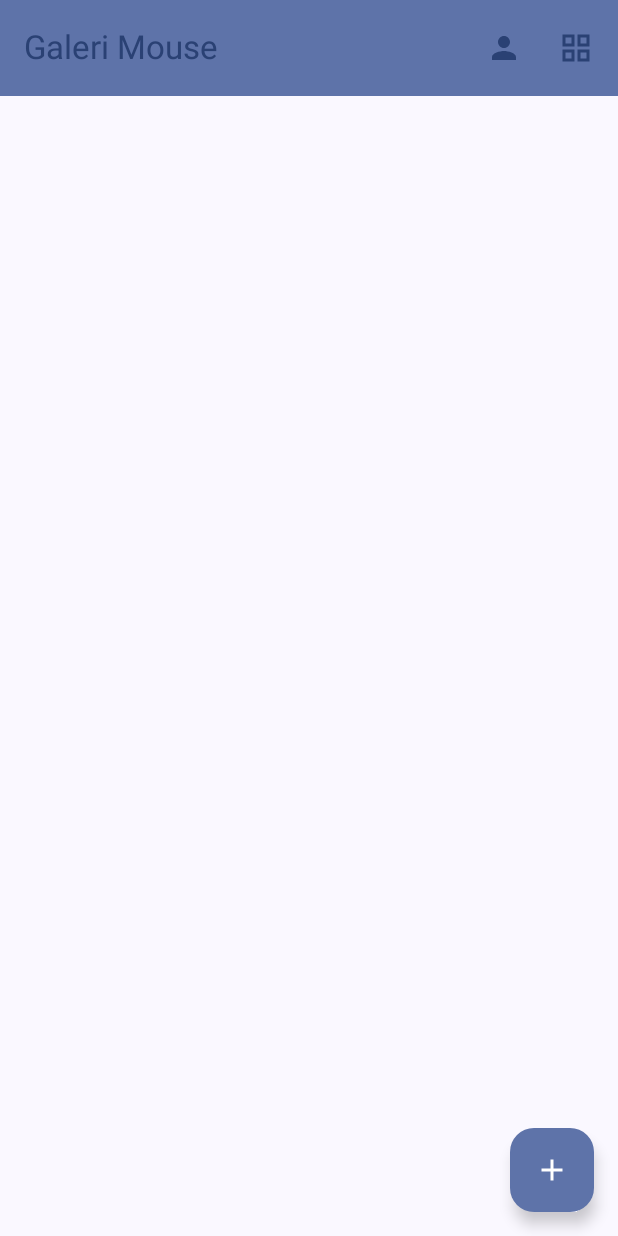
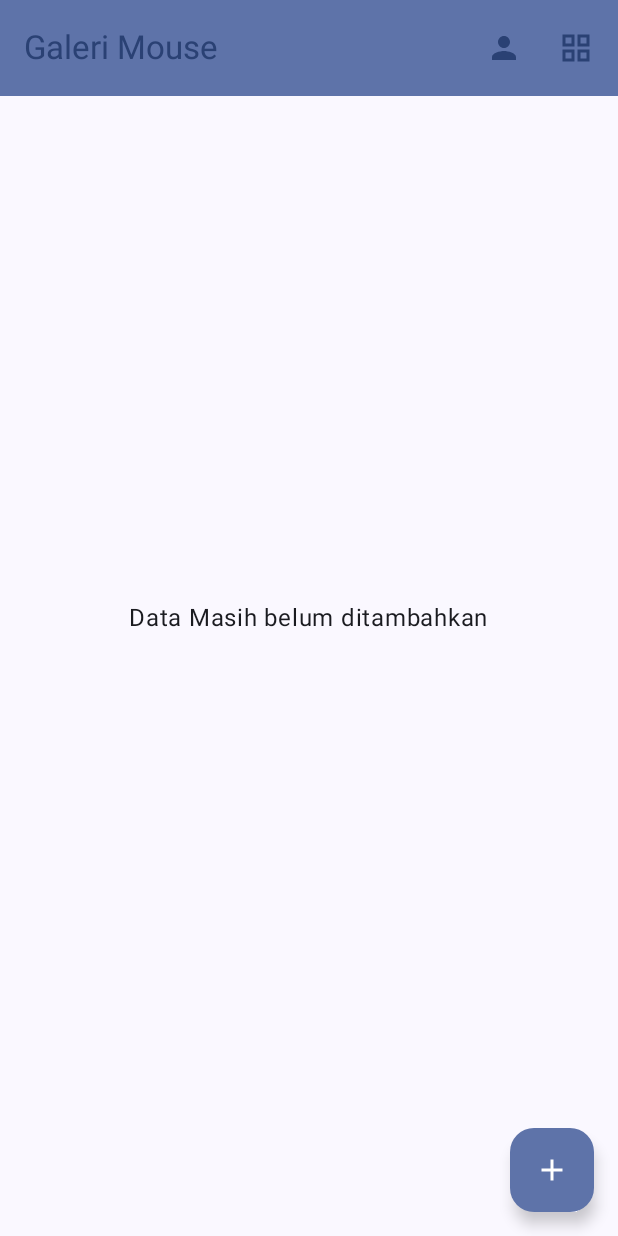
Before and after one commit to FarisBagas/MobproAssesment3, an Android app built with Jetpack Compose: the screen it shows after launch (MainActivity), on a phone screen of 412 x 824 dp. Run offline under Robolectric (Android 15) with nearby library versions, the phone set to English and light mode, and no system bars; libraries missing offline, so code that uses them is left out: com.canhub.cropper; pictures from the network do not load; 2 statements that could not run were skipped.

Commit message:
Finishing assesment mobpro 3

```diff
--- a/app/src/main/java/org/d3if0024/assesmentmobpro3/ui/screen/MainScreen.kt
+++ b/app/src/main/java/org/d3if0024/assesmentmobpro3/ui/screen/MainScreen.kt
@@ -200,6 +200,18 @@ fun ScreenContent(showList: Boolean, viewModel: MainViewModel, userId: String, m
         }
 
         MouseApi.ApiStatus.SUCCESS -> {
+            if (data.isEmpty()){
+                Column (
+                    modifier = Modifier
+                        .fillMaxSize()
+                        .padding(16.dp),
+                    verticalArrangement = Arrangement.Center,
+                    horizontalAlignment = Alignment.CenterHorizontally
+                ){
+                    Text(text = stringResource(id = R.string.data_kosong)
+                    )
+                }
+            }else{
                 if (showList) {
                     LazyColumn(
                         modifier = modifier
@@ -228,6 +240,8 @@ fun ScreenContent(showList: Boolean, viewModel: MainViewModel, userId: String, m
                         }
                     }
                 }
+            }
+
         }
 
         MouseApi.ApiStatus.FAILED -> {
--- a/app/src/main/res/values/strings.xml
+++ b/app/src/main/res/values/strings.xml
@@ -25,4 +25,6 @@
     <!--Display alert Dialog-->
     <string name="list">Tampilan list</string>
     <string name="grid">Tampilan grid</string>
+
+    <string name="data_kosong">Data Masih belum ditambahkan</string>
 </resources>
```
Lines whose indentation alone changed are shown as unchanged.
